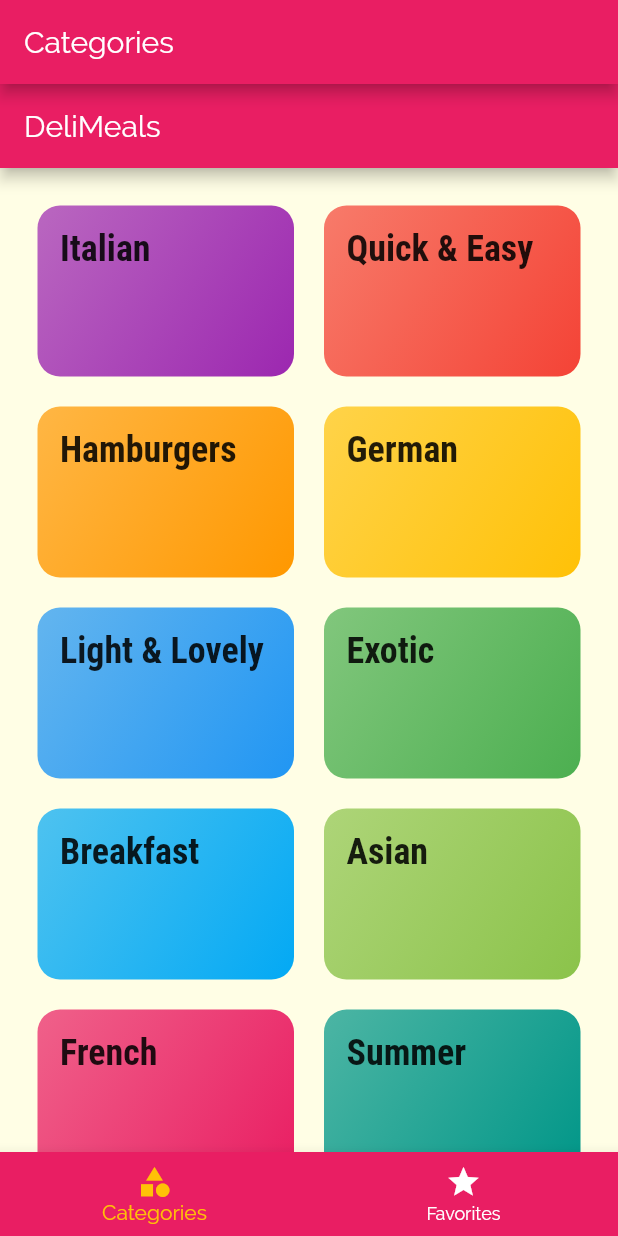
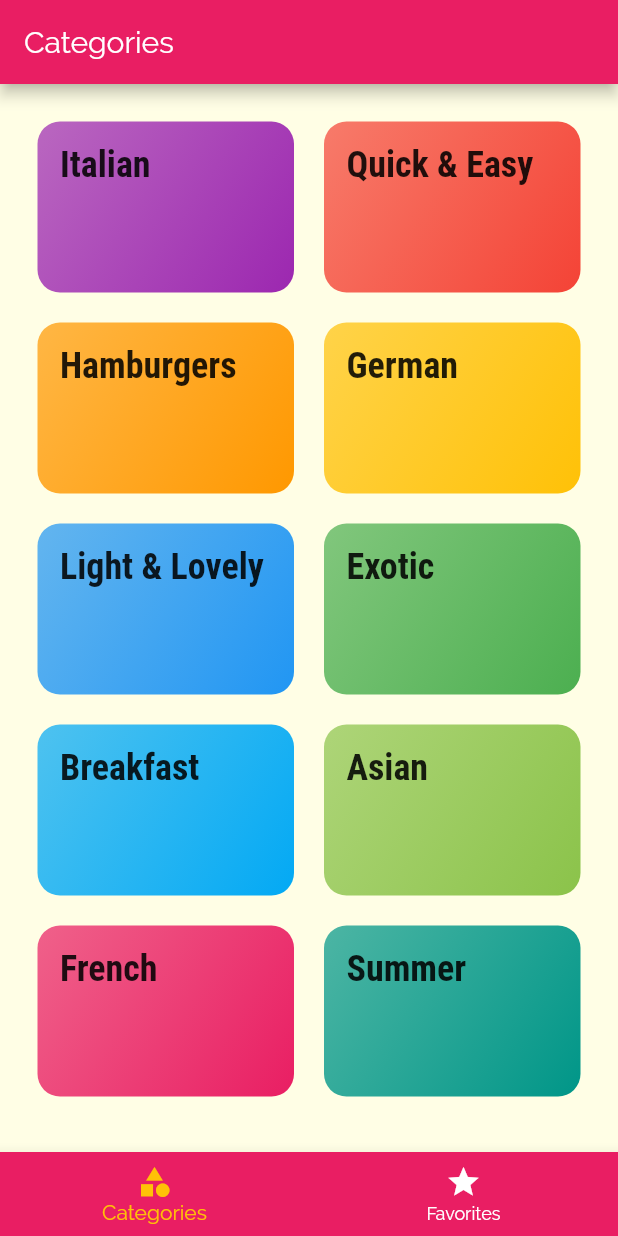
Before and after one commit to inhobaek-wj/meals_app, a Flutter app: the screen it shows after launch, on a phone screen of 412 x 824 dp. Run offline on Flutter 3.47's test engine with Material 2 defaults, Android fonts, the phone set to English and light mode, and no system bars.

Commit message:
remove appBar of CategoriesScreen

```diff
--- a/lib/screens/categories_screen.dart
+++ b/lib/screens/categories_screen.dart
@@ -7,10 +7,6 @@ class CategoriesScreen extends StatelessWidget {
   @override
   Widget build(BuildContext context) {
     return Scaffold(
-      appBar: AppBar(
-        title: const Text('DeliMeals')
-      ),
-
       body: GridView(
         padding: const EdgeInsets.all(25),
         gridDelegate: SliverGridDelegateWithMaxCrossAxisExtent(
```
